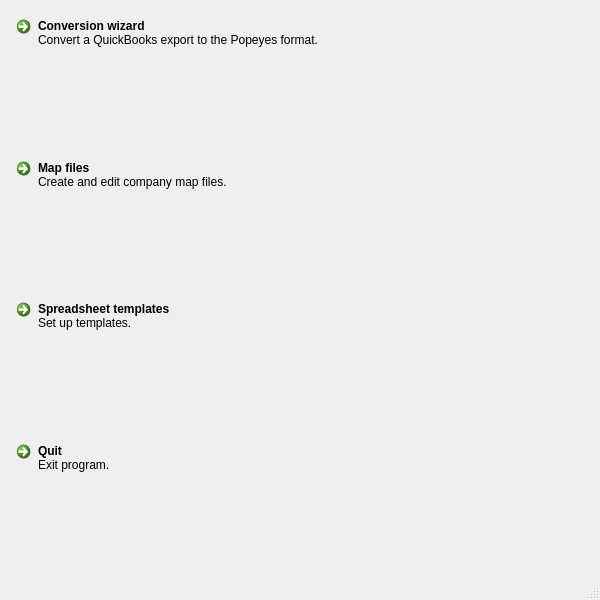
The window that ui/mainwindow.ui (miniCruzer/pnl-map) describes before a commit, drawn with Qt 5.
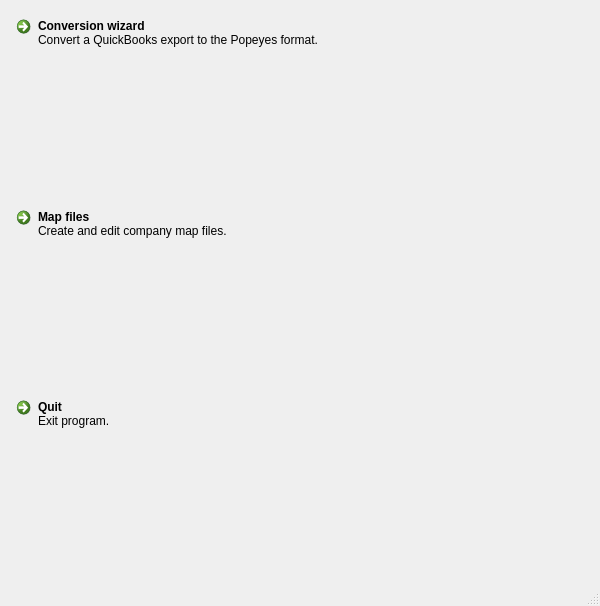
The same window after the commit.

Diff of the .ui file:
```diff
--- a/ui/mainwindow.ui
+++ b/ui/mainwindow.ui
@@ -7,7 +7,7 @@
     <x>0</x>
     <y>0</y>
     <width>600</width>
-    <height>600</height>
+    <height>606</height>
    </rect>
   </property>
   <property name="windowTitle">
@@ -35,16 +35,6 @@
       </property>
      </widget>
     </item>
-    <item>
-     <widget class="QCommandLinkButton" name="templateCmd">
-      <property name="text">
-       <string>Spreadsheet templates</string>
-      </property>
-      <property name="description">
-       <string>Set up templates.</string>
-      </property>
-     </widget>
-    </item>
     <item>
      <widget class="QCommandLinkButton" name="quitCmd">
       <property name="text">
```
